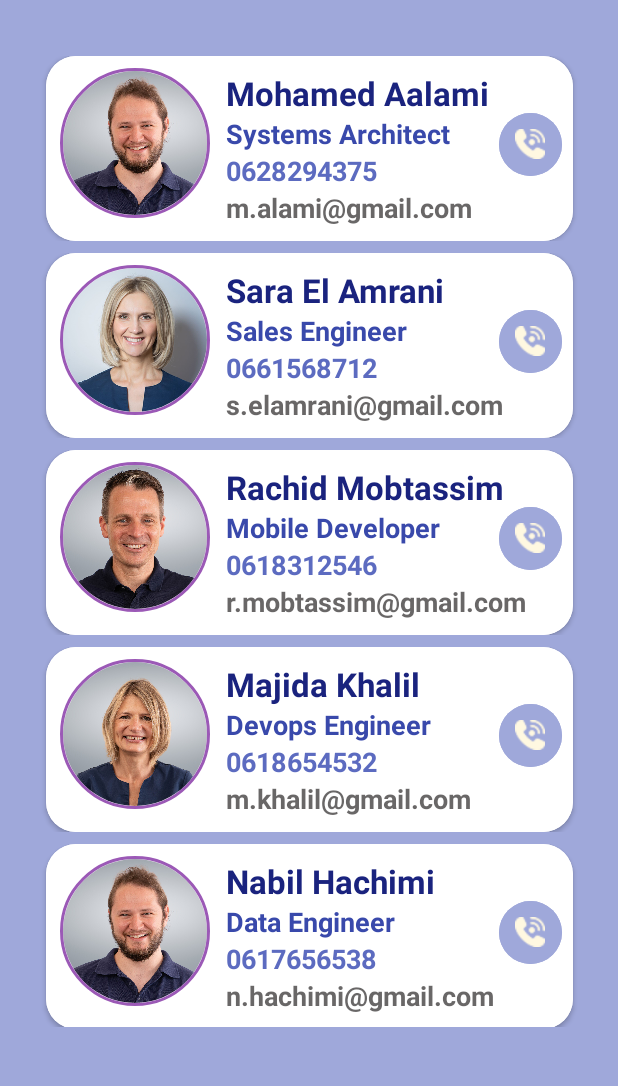
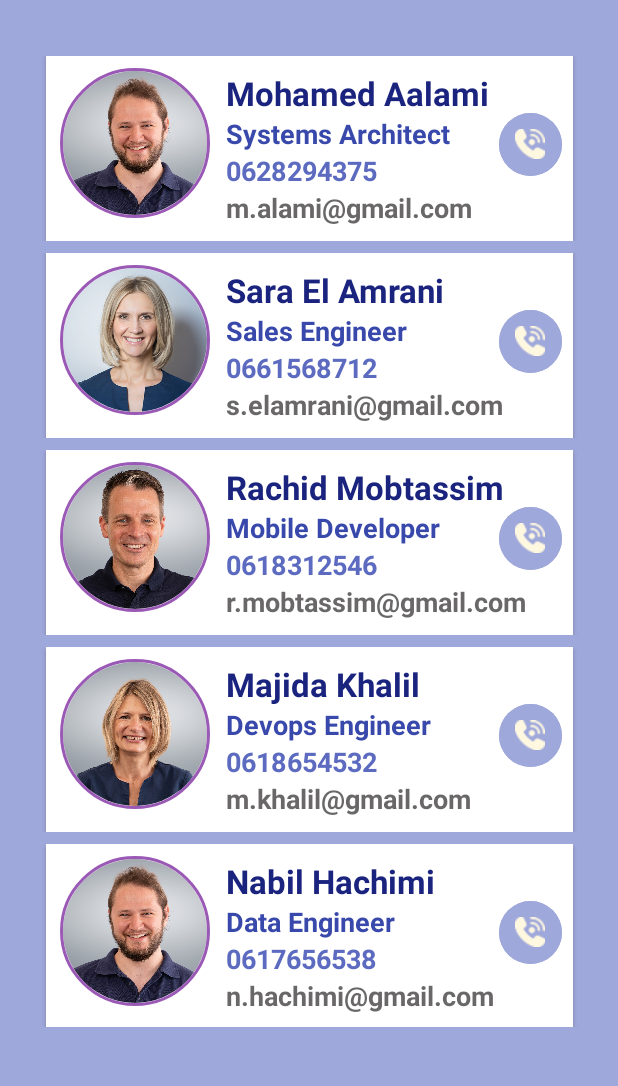
Before and after one commit to sokainadaabal/MobileDevelopmentTPs, an Android app: the screen it shows after launch (MainActivity), on a phone screen of 412 x 824 dp, the part 65-1151 px from its top. Run offline under Robolectric (Android 15) with nearby library versions, the phone set to English and light mode, and no system bars; our stand-ins replace CircleImageView, Picasso.

Commit message:
update cardView

```diff
--- a/ManipulationDesFichiers/app/src/main/res/layout/item_list.xml
+++ b/ManipulationDesFichiers/app/src/main/res/layout/item_list.xml
@@ -12,7 +12,7 @@
         android:layout_margin="10dp"
         android:measureAllChildren="false"
         app:cardBackgroundColor="@color/white"
-        app:cardCornerRadius="20dp"
+        app:cardCornerRadius="0dp"
         tools:layout_editor_absoluteX="12dp"
         tools:layout_editor_absoluteY="53dp">
 
```
